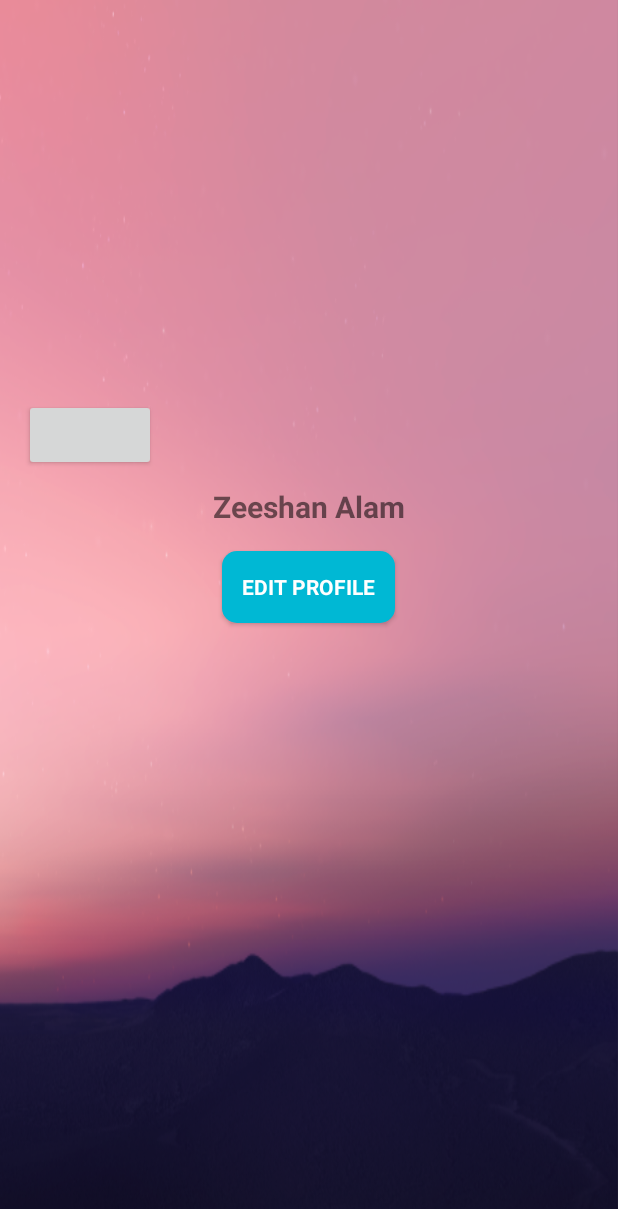
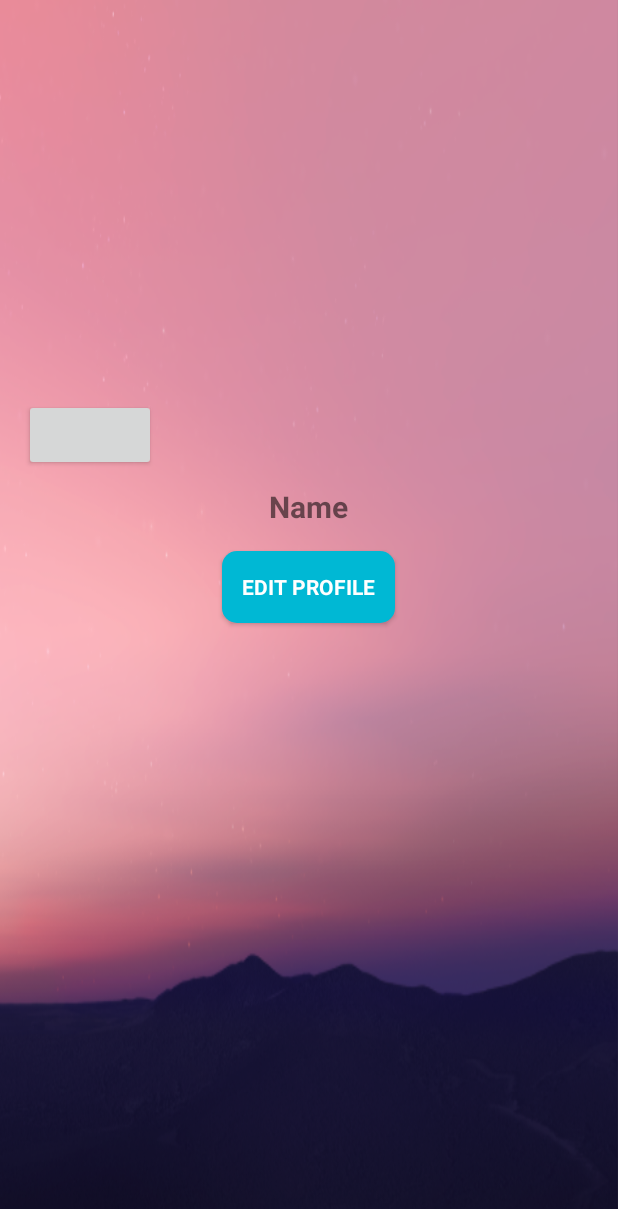
Before and after one commit to shifona1/Connecting-Dots, an Android app: the layout content_employee__home_page.xml on its own in the app's theme, with its tools: preview values and no code run, on a phone screen of 412 x 824 dp. Shown: the top 1209 px of the screen. Run offline under Robolectric (Android 15) with nearby library versions, the phone set to English and light mode, and no system bars.

```diff
--- a/app/src/main/java/com/example/android/ccd/JobListAdapter.java
+++ b/app/src/main/java/com/example/android/ccd/JobListAdapter.java
@@ -183,7 +183,7 @@ class Job {
 
         final Job job = new Job(id, null);
         final String url = Upload_Image.BASE_URL + "/skills/" + id + ".jpg";
-        Picasso.with(context).load(url).into(iv, new com.squareup.picasso.Callback() {
+        Picasso.with(context).load(url).resize(320,320).into(iv, new com.squareup.picasso.Callback() {
             @Override
             public void onSuccess() {
                 Bitmap bmp = ((BitmapDrawable) iv.getDrawable()).getBitmap();
--- a/app/src/main/res/layout/content_employee__home_page.xml
+++ b/app/src/main/res/layout/content_employee__home_page.xml
@@ -30,7 +30,7 @@
     <TextView
         android:id="@+id/employee_name"
         android:textStyle="bold"
-        android:text="Zeeshan Alam" android:layout_width="wrap_content"
+        android:text="Name" android:layout_width="wrap_content"
         android:layout_gravity="center_horizontal"
         android:paddingTop="10dp"
         android:textSize="20sp"
@@ -46,6 +46,27 @@
         android:text="Edit Profile"
         android:textStyle="bold" />
 
+    <TextView
+        android:layout_width="wrap_content"
+        android:layout_height="wrap_content"
+        android:text="Contact Number"
+        android:autoLink="phone"
+        android:id="@+id/contact"
+        android:layout_gravity="center_horizontal"
+        android:gravity="center"
+        android:visibility="gone"
+        android:drawableLeft="@android:drawable/ic_menu_call"
+
+        />
+
+    <ListView
+        android:layout_width="match_parent"
+        android:layout_height="wrap_content"
+        android:visibility="gone"
+        android:id="@+id/list_jobs">
+
+    </ListView>
+
 
 
 
--- a/app/src/main/res/layout/fragment_employer.xml
+++ b/app/src/main/res/layout/fragment_employer.xml
@@ -36,7 +36,11 @@
         android:paddingLeft="4dp"
         android:text="Edit Profile"
         android:textStyle="bold" />
-
+    <ImageButton
+        android:layout_width="wrap_content"
+        android:layout_height="wrap_content"
+        android:id="@+id/Update_dp"
+       android:src="@android:drawable/ic_menu_camera" />
 
     <TextView
         android:id="@+id/search"
--- a/app/src/main/res/values/strings.xml
+++ b/app/src/main/res/values/strings.xml
@@ -1,5 +1,5 @@
 <resources>
-    <string name="app_name">ccd</string>
+    <string name="app_name">Connecting Dots</string>
     <string name="title_activity_main">MainActivity</string>
     <string name="hello_world">Hello world!</string>
     <string name="action_settings">Settings</string>
```
Also changed, not shown: app/src/main/java/com/example/android/ccd/Employee.java (+14 -1 lines), app/src/main/java/com/example/android/ccd/Employee_HOmePage.java (+60 -3 lines), app/src/main/java/com/example/android/ccd/FindEmployee.java (+26 -1 lines), app/src/main/java/com/example/android/ccd/employer_homepage.java (+5 -5 lines).
